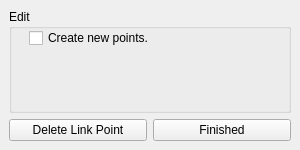
Above: delta3d/utilities/STAGE/plugins/STLinkedPointsActorTool/linkedpointsactortool.ui from delta3d/delta3d before the change. Below: the same form after it.
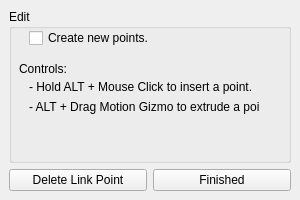
That is the form after the change.

Commit message: - LinkedPointsActorTool: Added hotkey text to the tool window to show how to extrude and insert points. 	- LinkedPointsActorTool: You can now insert a point at the location of your mouse click on a segment.

Diff of the .ui file:
```diff
--- a/delta3d/utilities/STAGE/plugins/STLinkedPointsActorTool/linkedpointsactortool.ui
+++ b/delta3d/utilities/STAGE/plugins/STLinkedPointsActorTool/linkedpointsactortool.ui
@@ -10,13 +10,13 @@
     <x>0</x>
     <y>0</y>
     <width>300</width>
-    <height>150</height>
+    <height>200</height>
    </rect>
   </property>
   <property name="minimumSize">
    <size>
     <width>300</width>
-    <height>150</height>
+    <height>200</height>
    </size>
   </property>
   <property name="layoutDirection">
@@ -27,14 +27,21 @@
   </property>
   <widget class="QWidget" name="dockWidgetContents">
    <layout class="QGridLayout" name="gridLayout_2">
-    <item row="1" column="0">
+    <item row="3" column="0">
      <widget class="QPushButton" name="mDeleteLinkButton">
       <property name="text">
        <string>Delete Link Point</string>
       </property>
      </widget>
     </item>
-    <item row="0" column="0" colspan="2">
+    <item row="3" column="1">
+     <widget class="QPushButton" name="mFinishedButton">
+      <property name="text">
+       <string>Finished</string>
+      </property>
+     </widget>
+    </item>
+    <item row="2" column="0" colspan="2">
      <widget class="QGroupBox" name="mEditBox">
       <property name="title">
        <string>Edit</string>
@@ -52,13 +59,45 @@
         <string>Create new points.</string>
        </property>
       </widget>
-     </widget>
-    </item>
-    <item row="1" column="1">
-     <widget class="QPushButton" name="mFinishedButton">
-      <property name="text">
-       <string>Finished</string>
-      </property>
+      <widget class="QLabel" name="label">
+       <property name="geometry">
+        <rect>
+         <x>10</x>
+         <y>50</y>
+         <width>81</width>
+         <height>20</height>
+        </rect>
+       </property>
+       <property name="text">
+        <string>Controls:</string>
+       </property>
+      </widget>
+      <widget class="QLabel" name="label_2">
+       <property name="geometry">
+        <rect>
+         <x>20</x>
+         <y>70</y>
+         <width>261</width>
+         <height>16</height>
+        </rect>
+       </property>
+       <property name="text">
+        <string>- Hold ALT + Mouse Click to insert a point.</string>
+       </property>
+      </widget>
+      <widget class="QLabel" name="label_3">
+       <property name="geometry">
+        <rect>
+         <x>20</x>
+         <y>90</y>
+         <width>231</width>
+         <height>16</height>
+        </rect>
+       </property>
+       <property name="text">
+        <string>- ALT + Drag Motion Gizmo to extrude a point.</string>
+       </property>
+      </widget>
      </widget>
     </item>
    </layout>
```
The commit also changes 5 other files.
